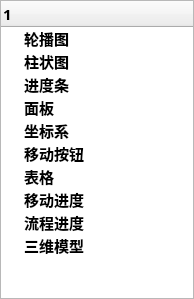
This is maincontent/controltreewidget.ui in YYC572652645/QCoolPage as Qt 5 draws it before an edit. The edited form follows.
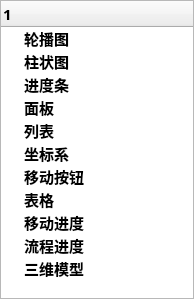
This is the edited form. Icons and pictures are not drawn.

Commit message: 添加列表控件

What changed in the file:
```diff
--- a/maincontent/controltreewidget.ui
+++ b/maincontent/controltreewidget.ui
@@ -84,6 +84,15 @@
         <normaloff>:/res/res/image/image.png</normaloff>:/res/res/image/image.png</iconset>
       </property>
      </item>
+     <item>
+      <property name="text">
+       <string>列表</string>
+      </property>
+      <property name="icon">
+       <iconset resource="../res.qrc">
+        <normaloff>:/res/res/image/image.png</normaloff>:/res/res/image/image.png</iconset>
+      </property>
+     </item>
      <item>
       <property name="text">
        <string>坐标系</string>
```
The commit also changes 16 other files.
